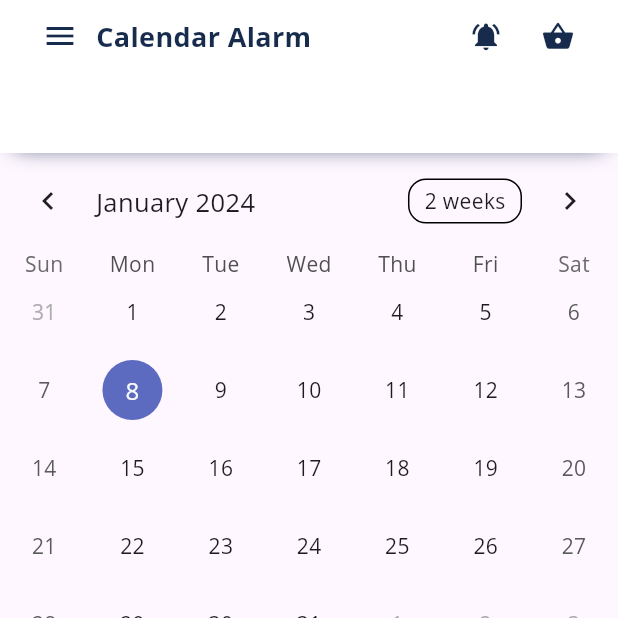
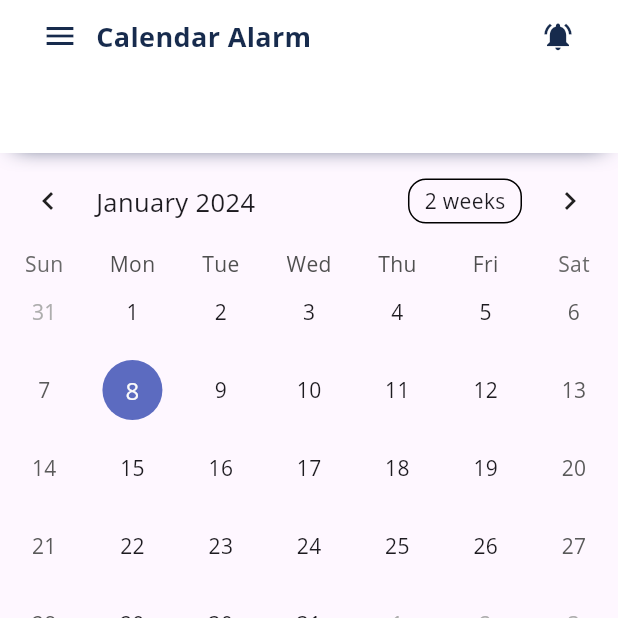
Before and after one commit to kouiso/calendar-alarm, a Flutter app: the screen it shows once a user with an empty profile is signed in, on a phone screen of 412 x 824 dp, the top half of it. Run offline on Flutter 3.47's test engine with Material 3 defaults, Android fonts, the phone set to English and light mode, and no system bars; drawn by our look-alikes of table_calendar; our stand-ins replace carousel_slider, cloud_firestore, firebase_analytics, firebase_auth, firebase_core, firebase_crashlytics and 4 more; accounts and stored records are empty; generated files the repository leaves out were written again.

Commit message:
サインインからナビバー削除

```diff
--- a/lib/src/widgets/navbar.dart
+++ b/lib/src/widgets/navbar.dart
@@ -141,21 +141,6 @@ class _NavbarState extends State<Navbar> {
                             child: IconButton(
                               icon: Icon(
                                 Icons.notifications_active,
-                                color: !widget.transparent
-                                    ? (widget.bgColor == ArgonColors.white
-                                        ? ArgonColors.initial
-                                        : ArgonColors.white)
-                                    : ArgonColors.white,
-                                size: 22,
-                              ),
-                              onPressed: null,
-                            ),
-                          ),
-                          GestureDetector(
-                            onTap: () {},
-                            child: IconButton(
-                              icon: Icon(
-                                Icons.shopping_basket,
                                 color: !widget.transparent
                                     ? (widget.bgColor == ArgonColors.white
                                         ? ArgonColors.initial
```
Also changed, not shown: lib/src/screens/signin.dart (+6 -44 lines), lib/src/services/authentication-service.dart (added, +45 -0 lines).
